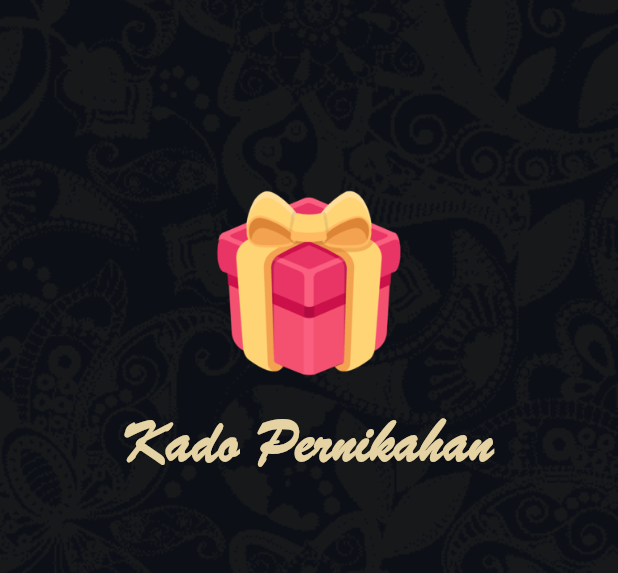
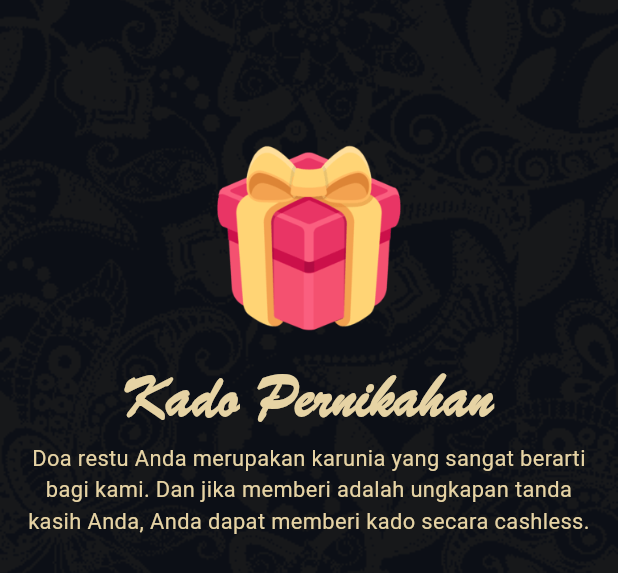
Before and after one commit to faequl96/invitation_web, a Flutter app: the Page5 widget shown alone on an empty page, opened directly, on a phone screen of 412 x 824 dp. Shown: the top 573 px of the screen. Run offline on Flutter 3.47's test engine with Material 3 defaults, Android fonts, the phone set to English and light mode, and no system bars; our stand-ins replace cloud_firestore, firebase_core, get_it, get_it_mixin, gradient_borders, just_audio and 1 more; accounts and stored records are empty; statements that could not run were skipped.

Commit message:
rsvp & firebase firestore

```diff
--- /dev/null
+++ b/lib/firestore.dart
@@ -0,0 +1,4 @@
+import 'package:cloud_firestore/cloud_firestore.dart';
+
+final FirebaseFirestore db = FirebaseFirestore.instance;
+final CollectionReference rsvps = db.collection("RSVPs");
--- /dev/null
+++ b/lib/models/db_models/rsvp.dart
@@ -0,0 +1,37 @@
+import 'package:cloud_firestore/cloud_firestore.dart';
+
+class RSVP {
+  RSVP({
+    required this.name,
+    required this.remark,
+    required this.attendance,
+    required this.dateTime,
+  });
+
+  final String name;
+  final String remark;
+  final bool attendance;
+  final int dateTime;
+
+  factory RSVP.fromFirestore(
+    DocumentSnapshot<Map<String, dynamic>> snapshot,
+    SnapshotOptions? options,
+  ) {
+    final data = snapshot.data() ?? {};
+    return RSVP(
+      name: data['name'] ?? "",
+      remark: data['remark'] ?? "",
+      attendance: data['attendance'] ?? true,
+      dateTime: data["dateTime"] ?? 0,
+    );
+  }
+
+  Map<String, dynamic> toFirestore() {
+    return {
+      "name": name,
+      "remark": remark,
+      "attendance": attendance,
+      "dateTime": dateTime,
+    };
+  }
+}
--- a/lib/view_model.dart
+++ b/lib/view_model.dart
@@ -119,4 +119,9 @@ class ViewModel extends ChangeNotifier {
   }
 
   late final Timer? shakeTimer;
+
+  final TextEditingController nameController = TextEditingController();
+  final TextEditingController remarkController = TextEditingController();
+  final TextEditingController attendanceController = TextEditingController();
+  final bool attendance = true;
 }
--- a/lib/views/page_5/page_5.dart
+++ b/lib/views/page_5/page_5.dart
@@ -1,9 +1,10 @@
 import 'package:flutter/material.dart';
+import 'package:get_it_mixin/get_it_mixin.dart';
 import 'package:invitation_web/methods/methods.dart';
 import 'package:invitation_web/view_model.dart';
 
-class Page5 extends StatelessWidget {
-  const Page5({super.key});
+class Page5 extends StatelessWidget with GetItMixin {
+  Page5({super.key});
 
   @override
   Widget build(BuildContext context) {
@@ -20,11 +21,9 @@ class Page5 extends StatelessWidget {
       ),
       child: Column(
         children: [
-          SizedBox(height: s(vM.h, 72, 88, 104, 120)),
-          Image.asset(
-            "assets/gift.png",
-            width: vM.s.width / 3,
-          ),
+          if (vM.sV < vM.s.height * 6 - s(vM.h, 262, 278, 294, 310)) ...[
+            SizedBox(height: s(vM.h, 42, 58, 74, 90)),
+            Image.asset("assets/gift.png", width: vM.s.width / 3),
             const SizedBox(height: 8),
             Text(
               "Kado Pernikahan",
@@ -35,6 +34,30 @@ class Page5 extends StatelessWidget {
                 color: const Color.fromARGB(255, 230, 211, 164),
               ),
             ),
+            Padding(
+              padding: const EdgeInsets.symmetric(horizontal: 16),
+              child: Text(
+                "Doa restu Anda merupakan karunia yang sangat berarti bagi kami. Dan jika memberi adalah ungkapan tanda kasih Anda, Anda dapat memberi kado secara cashless.",
+                style: TextStyle(
+                  fontSize: s(vM.w, 12.8, 13.2, 13.8, 14.6),
+                  color: const Color.fromARGB(255, 230, 211, 164),
+                ),
+                textAlign: TextAlign.center,
+              ),
+            ),
+          ],
+          if (vM.sV > vM.s.height * 6 - s(vM.h, 262, 278, 294, 310)) ...[
+            SizedBox(height: s(vM.h, 22, 28, 34, 40)),
+            Text(
+              "RSVP dan Ucapan",
+              style: TextStyle(
+                fontFamily: "BrushScriptMT",
+                fontSize: s(vM.w, 36, 38, 40, 42),
+                fontWeight: FontWeight.bold,
+                color: const Color.fromARGB(255, 230, 211, 164),
+              ),
+            ),
+          ],
         ],
       ),
     );
--- a/lib/views/page_5/page_5_slider.dart
+++ b/lib/views/page_5/page_5_slider.dart
@@ -18,7 +18,7 @@ class Page5Slider extends StatelessWidget {
         padding: const EdgeInsets.symmetric(horizontal: 16),
         child: Column(
           children: [
-            SizedBox(height: vM.s.width / 3 + s(vM.h, 92, 108, 124, 140) + 80),
+            SizedBox(height: vM.s.width / 3 + s(vM.h, 102, 118, 134, 150) + 80),
             Expanded(
               child: Container(
                 width: double.maxFinite,
--- a/lib/views/super_view.dart
+++ b/lib/views/super_view.dart
@@ -44,7 +44,7 @@ class _SuperViewState extends State<SuperView> {
     return Stack(
       alignment: AlignmentDirectional.bottomCenter,
       children: [
-        if (vM.sV > vM.s.height * 4 && vM.sV <= vM.s.height * 6) const Page5(),
+        if (vM.sV > vM.s.height * 4 && vM.sV <= vM.s.height * 6) Page5(),
         if (vM.sV > vM.s.height * 2 && vM.sV <= vM.s.height * 4)
           Positioned(
             bottom: vM.sV < vM.s.height * 3 ? 0 : vM.sV - vM.s.height * 3,
--- a/pubspec.yaml
+++ b/pubspec.yaml
@@ -17,6 +17,8 @@ dependencies:
   responsive_builder: ^0.7.0
   just_audio: ^0.9.38
   url_launcher: ^6.3.0
+  firebase_core: ^3.1.1
+  cloud_firestore: ^5.1.0
 
 dev_dependencies:
   flutter_test:
```
Also changed, not shown: lib/main.dart (+9 -1 lines), lib/methods/methods.dart (+15 -0 lines), lib/views/page_6/dropdown_widget.dart (added, +61 -0 lines), lib/views/page_6/page_6_slider.dart (+28 -86 lines), lib/views/page_6/text_field_widget.dart (added, +53 -0 lines), firebase.json (added), lib/firebase_options.dart (added), pubspec.lock. Lines whose indentation alone changed are shown as unchanged.
